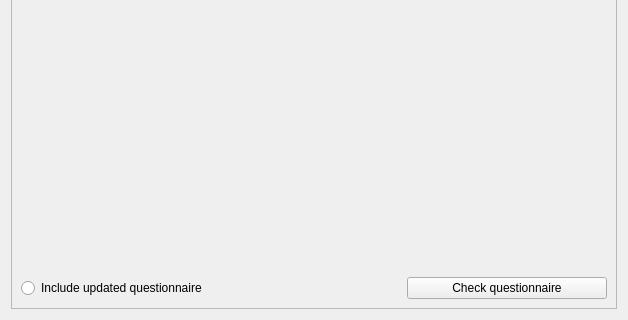
The window that cadasta/gui/ui/wizard/step_project_creation02.ui (Cadasta/cadasta-qgis-plugin) describes before a commit, drawn with Qt 5; both pictures show x 0 to 628 and y 349 to 669 of the 628 by 669 pixel window.
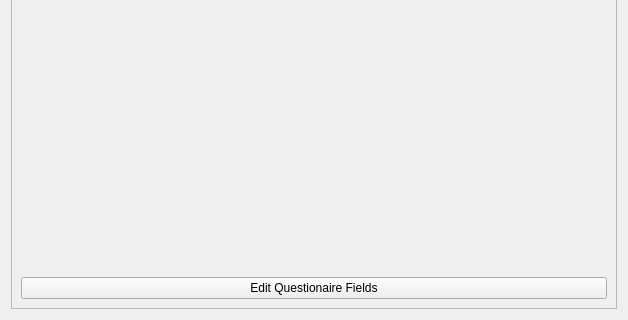
The same window after the commit.

Commit message: make questionnaire included everytime (#157)

Patch:
```diff
--- a/cadasta/gui/ui/wizard/step_project_creation02.ui
+++ b/cadasta/gui/ui/wizard/step_project_creation02.ui
@@ -105,23 +105,16 @@
        </item>
        <item>
         <layout class="QHBoxLayout" name="horizontalLayout">
-         <item>
-          <widget class="QRadioButton" name="questionnaire_radio_button">
-           <property name="text">
-            <string>Include updated questionnaire</string>
-           </property>
-          </widget>
-         </item>
          <item>
           <widget class="QPushButton" name="questionnaire_button">
            <property name="maximumSize">
             <size>
-             <width>200</width>
+             <width>16777215</width>
              <height>16777215</height>
             </size>
            </property>
            <property name="text">
-            <string>Check questionnaire</string>
+            <string>Edit Questionaire Fields</string>
            </property>
           </widget>
          </item>
```
The commit also changes 1 other file.
